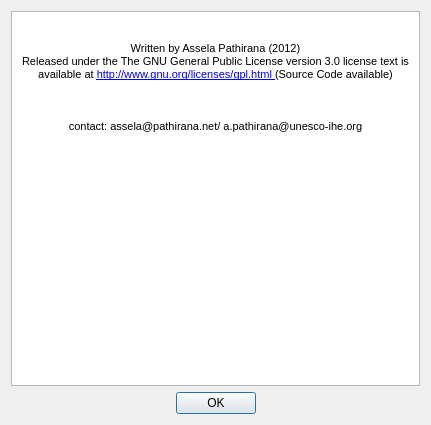
Qt form qt/about_dialog_.ui (asselapathirana/swmm5-ea) before a commit.
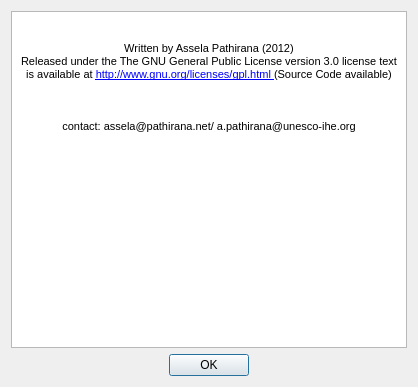
The same form after that commit. Icons and pictures are not drawn.

Diff of the .ui file:
```diff
--- a/qt/about_dialog_.ui
+++ b/qt/about_dialog_.ui
@@ -9,8 +9,8 @@
    <rect>
     <x>0</x>
     <y>0</y>
-    <width>431</width>
-    <height>425</height>
+    <width>418</width>
+    <height>387</height>
    </rect>
   </property>
   <property name="windowTitle">
```
Left out of the diff: 5 changed lines with no effect on the pictures.
